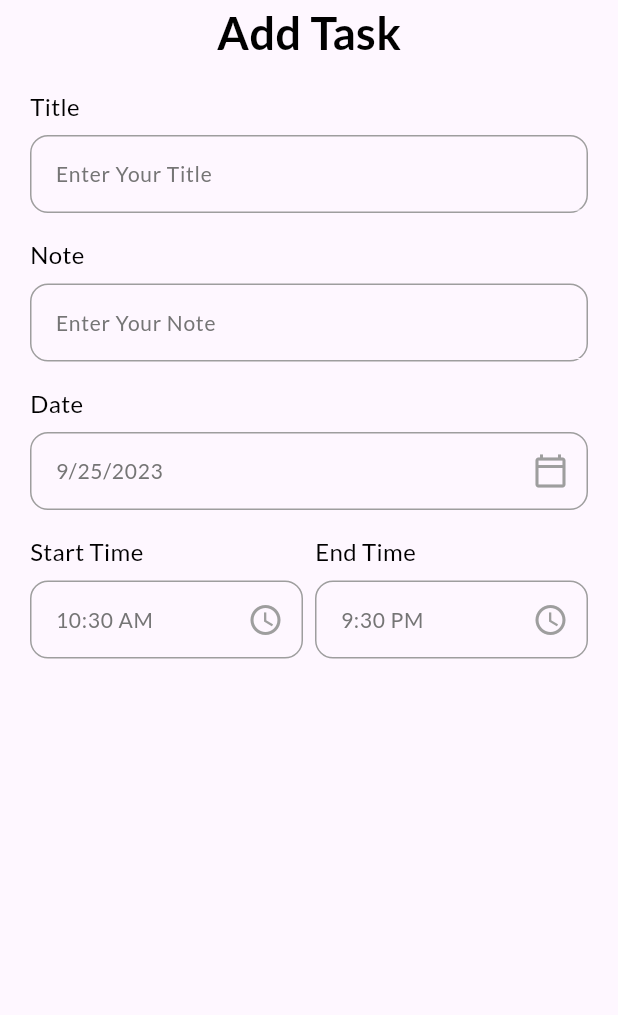
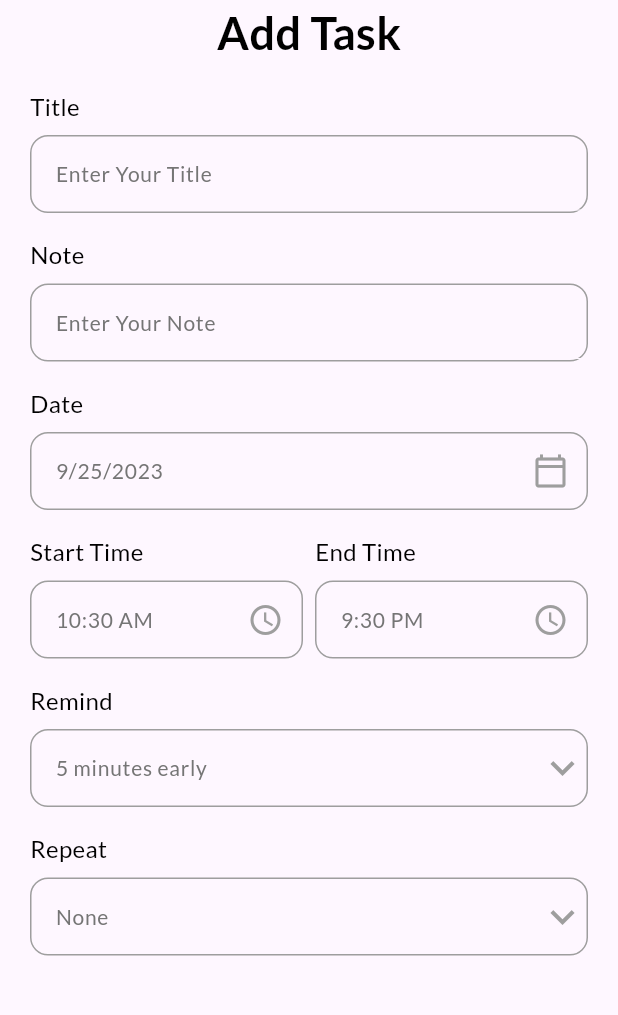
Before and after one commit to Junichi-Machii/flutter_app_calender_03, a Flutter app: the AddTaskPage screen opened directly, on a phone screen of 412 x 824 dp, the part 84-1099 px from its top. Run offline on Flutter 3.47's test engine with Material 3 defaults, Android fonts, the light colour scheme and no system bars; our stand-ins replace date_picker_timeline, flutter_local_notifications, get, get_storage, google_fonts, timezone; accounts and stored records are empty.

Commit message:
add Remind Repeat section

```diff
--- /dev/null
+++ b/lib/data/list_date.dart
@@ -0,0 +1,19 @@
+const List<int> remindList = [
+  5,
+  10,
+  15,
+  20,
+  30,
+  40,
+  50,
+  60,
+];
+
+//Repeat
+
+const List<String> repeatList = [
+  "None",
+  "Daily",
+  "Weekly",
+  "Monthly",
+];
--- a/lib/ui/widgets/add_task_bar.dart
+++ b/lib/ui/widgets/add_task_bar.dart
@@ -1,6 +1,7 @@
 import 'package:flutter/material.dart';
 import 'package:flutter_clendar_app03/contents/color.dart';
 import 'package:flutter_clendar_app03/contents/theme.dart';
+import 'package:flutter_clendar_app03/data/list_date.dart';
 import 'package:flutter_clendar_app03/ui/widgets/input_field.dart';
 import 'package:get/get.dart';
 import 'package:get/get_core/src/get_main.dart';
@@ -18,6 +19,8 @@
   // TimeOfDay _selectedTime = TimeOfDay.now();
   String _endTime = "9:30 PM";
   String _startTime = DateFormat("hh:mm a").format(DateTime.now()).toString();
+  int _selectedRemind = 5;
+  String _selectedRepeat = "None";
   @override
   Widget build(BuildContext context) {
     return Scaffold(
@@ -82,8 +85,65 @@
                   ),
                 ],
               ),
+              MyInputField(
+                hintText: "$_selectedRemind minutes early",
+                title: "Remind",
+                widget: DropdownButton(
+                  onChanged: (String? newValue) {
+                    setState(() {
+                      _selectedRemind = int.parse(newValue!);
+                    });
+                  },
+                  icon: Icon(
+                    Icons.keyboard_arrow_down,
+                    color: ThemeColors.grey,
+                  ),
+                  iconSize: 32,
+                  elevation: 4,
+                  style: subTitleStyle,
+                  underline: Container(height: 0),
+                  items: remindList.map<DropdownMenuItem<String>>((int value) {
+                    return DropdownMenuItem<String>(
+                      value: value.toString(),
+                      child: Text(value.toString()),
+                    );
+                  }).toList(),
+                ),
+              ),
+              MyInputField(
+                hintText: _selectedRepeat,
+                title: "Repeat",
+                widget: DropdownButton(
+                  onChanged: (String? newValue) {
+                    setState(() {
+                      _selectedRepeat = newValue!;
+                    });
+                  },
+                  icon: Icon(
+                    Icons.keyboard_arrow_down,
+                    color: ThemeColors.grey,
+                  ),
+                  iconSize: 32,
+                  elevation: 4,
+                  style: subTitleStyle,
+                  underline: Container(height: 0),
+                  items:
+                      repeatList.map<DropdownMenuItem<String>>((String value) {
+                    return DropdownMenuItem<String>(
+                      value: value,
+                      child: Text(
+                        value,
+                        style: TextStyle(
+                          color: ThemeColors.grey,
+                        ),
+                      ),
+                    );
+                  }).toList(),
+                ),
+              )
             ],
-        )),
+          ),
+        ),
       ),
     );
   }
```
Lines whose indentation alone changed are shown as unchanged.
